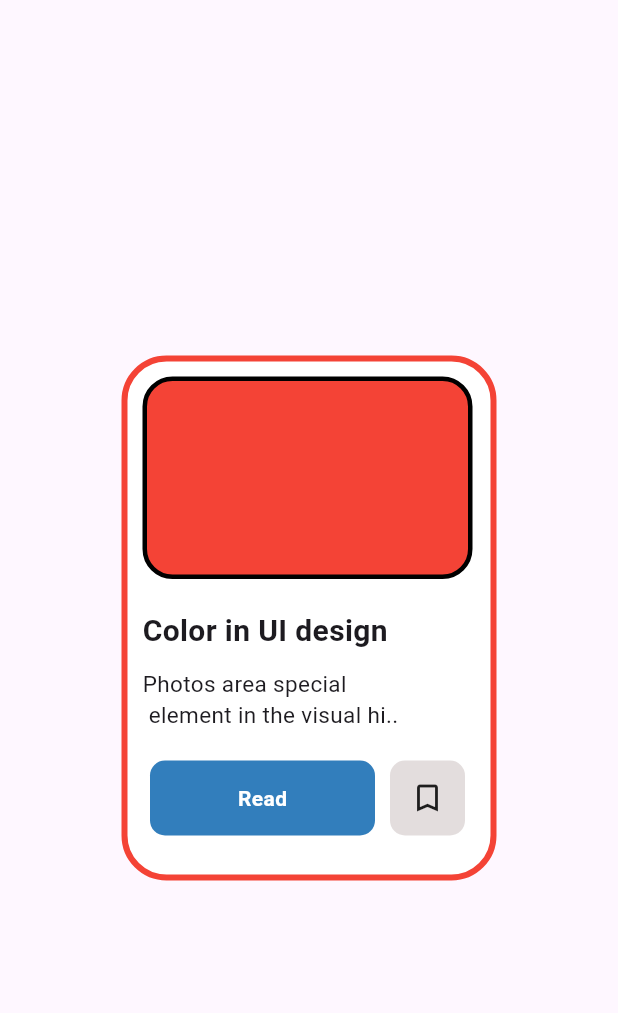
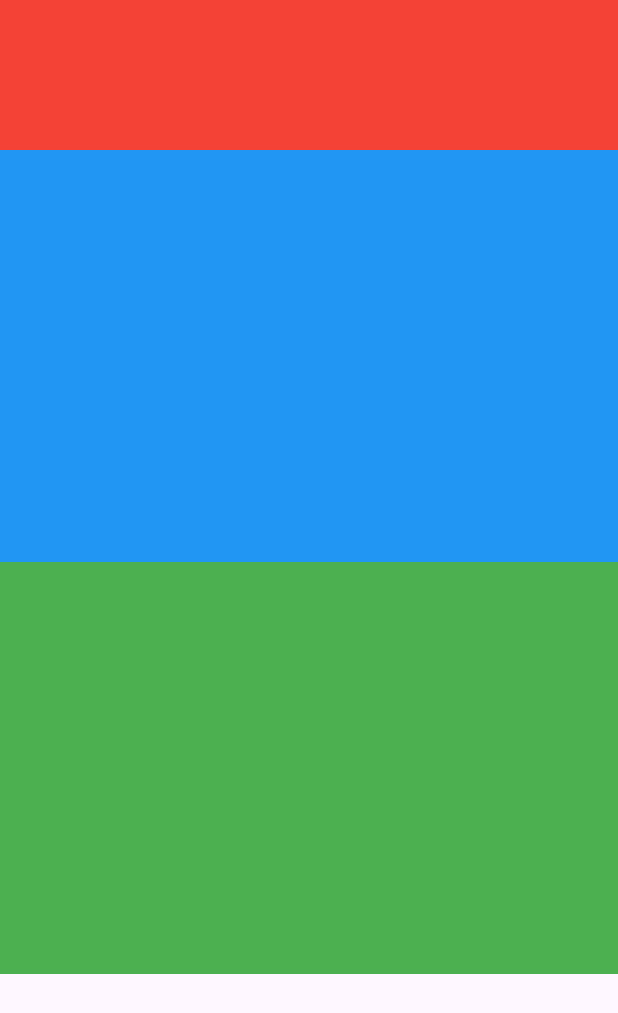
Before and after one commit to swalihhh111/flutter_color_border_1, a Flutter app: the screen it shows after launch, on a phone screen of 412 x 824 dp. Shown: the top 1013 px of the screen. Run offline on Flutter 3.47's test engine with Material 3 defaults, Android fonts, the light colour scheme and no system bars.

Commit message:
color Ui

```diff
--- /dev/null
+++ b/lib/flexible_expanded.dart
@@ -0,0 +1,31 @@
+import 'package:flutter/material.dart';
+
+class FlexibleExpandScreen extends StatelessWidget {
+  const FlexibleExpandScreen({super.key});
+
+  @override
+  Widget build(BuildContext context) {
+    return Scaffold(
+      body: Column(
+        children: [
+          Flexible(
+            child: Container(
+              height: 100,
+              color: Colors.red,
+            ),
+          ),
+          Flexible(
+            child: Container(
+              color: Colors.blue,
+            ),
+          ),
+          Flexible(
+            child: Container(
+              color: Colors.green,
+            ),
+          )
+        ],
+      ),
+    );
+  }
+}
--- a/lib/main.dart
+++ b/lib/main.dart
@@ -1,4 +1,5 @@
 import 'package:flutter/material.dart';
+import 'package:flutter_color_border_1/flexible_expanded.dart';
 
 void main() {
   runApp(const MyApp());
@@ -11,90 +12,7 @@ class MyApp extends StatelessWidget {
   Widget build(BuildContext context) {
     return MaterialApp(
       debugShowCheckedModeBanner: false,
-      home: Scaffold(
-        body: Center(
-          child: Container(
-            width: 250,
-            height: 350,
-            decoration: BoxDecoration(
-              borderRadius: BorderRadius.circular(30),
-              color: Colors.white,
-              border: Border.all(
-                width: 4,
-                color: Colors.red,
-              ),
-            ),
-            child: Column(
-              crossAxisAlignment: CrossAxisAlignment.start,
-              spacing: 10,
-              children: [
-                Padding(
-                  padding: const EdgeInsets.all(10),
-                  child: Container(
-                    height: 135,
-                    width: 220,
-                    decoration: BoxDecoration(
-                      color: Colors.red,
-                      border: Border.all(width: 3, color: Colors.black),
-                      borderRadius: BorderRadius.circular(20),
-                    ),
-                  ),
-                ),
-                Padding(
-                  padding: const EdgeInsets.only(left: 10),
-                  child: Text(
-                    "Color in UI design",
-                    style: TextStyle(fontWeight: FontWeight.bold, fontSize: 20),
-                  ),
-                ),
-                Padding(
-                  padding: const EdgeInsets.only(left: 10),
-                  child: Text(
-                    "Photos area special \n element in the visual hi..",
-                    style: TextStyle(fontSize: 15),
-                  ),
-                ),
-                Row(
-                  spacing: 10,
-                  children: [
-                    Padding(
-                      padding:
-                          const EdgeInsets.only(left: 15, bottom: 10, top: 10),
-                      child: Container(
-                        width: 150,
-                        height: 50,
-                        decoration: BoxDecoration(
-                          color: const Color.fromARGB(255, 50, 126, 188),
-                          borderRadius: BorderRadius.circular(10),
-                        ),
-                        child: Center(
-                          child: Text(
-                            "Read",
-                            style: TextStyle(
-                                color: Colors.white,
-                                fontWeight: FontWeight.bold),
-                          ),
-                        ),
-                      ),
-                    ),
-                    Container(
-                      width: 50,
-                      height: 50,
-                      decoration: BoxDecoration(
-                        color: const Color.fromARGB(255, 227, 221, 221),
-                        borderRadius: BorderRadius.circular(10),
-                      ),
-                      child: Center(
-                        child: Icon(Icons.bookmark_outline),
-                      ),
-                    )
-                  ],
-                )
-              ],
-            ),
-          ),
-        ),
-      ),
+      home: FlexibleExpandScreen(),
     );
   }
 }
```
Also changed, not shown: lib/color_ui.dart (added, +92 -0 lines).
